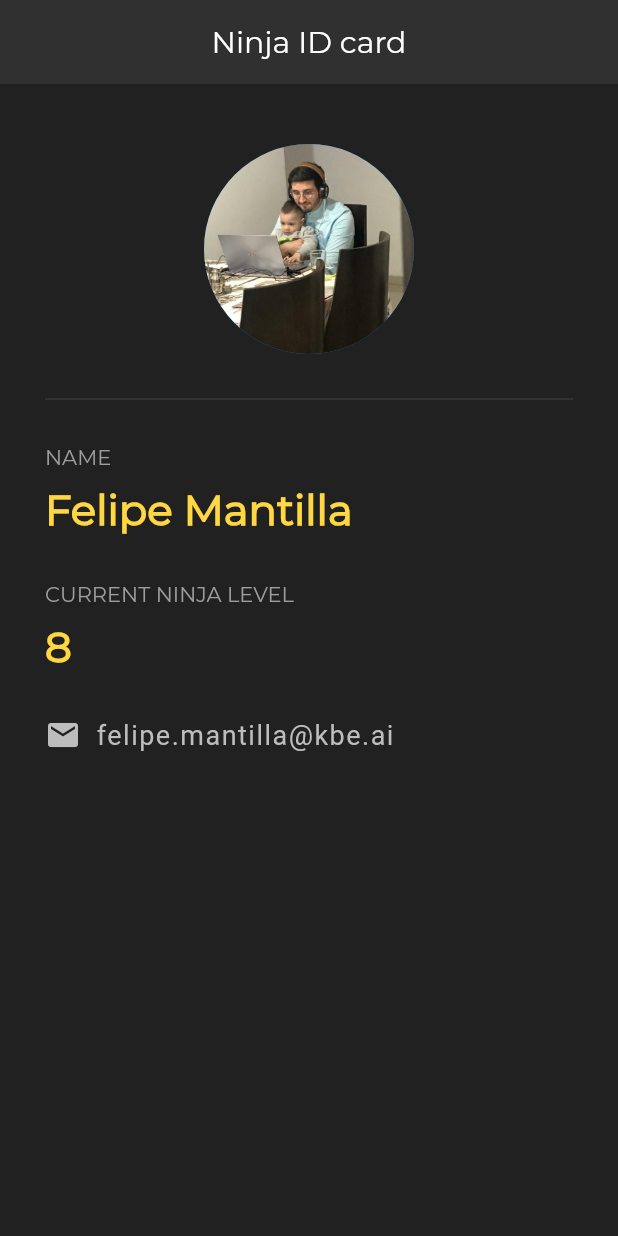
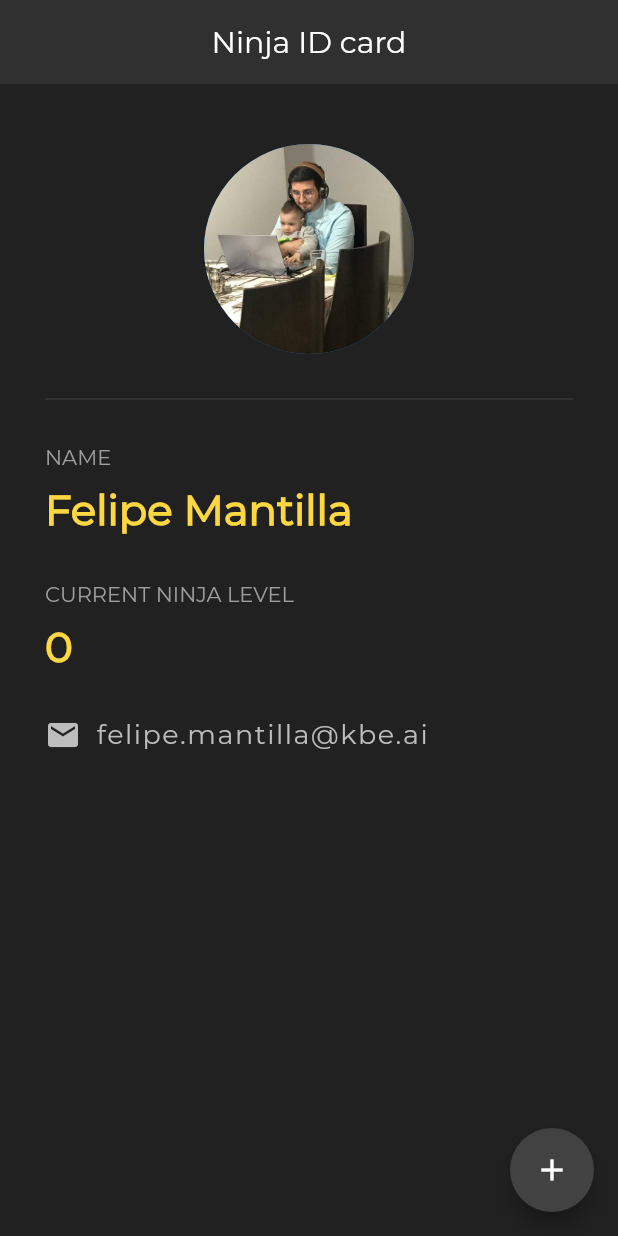
Before and after one commit to Felipemantilla01/flutter-netninja-course, a Flutter app: the screen it shows after launch, on a phone screen of 412 x 824 dp. Run offline on Flutter 3.47's test engine with Material 2 defaults, Android fonts, the phone set to English and light mode, and no system bars.

Commit message:
[feature] convert the main/home widget into a stateful widget and use a floating action button to change a level

```diff
--- a/lib/main.dart
+++ b/lib/main.dart
@@ -20,21 +20,39 @@ class MyApp extends StatelessWidget {
   }
 }
 
-class MyHomePage extends StatelessWidget {
+class MyHomePage extends StatefulWidget {
   String title;
   MyHomePage({this.title});
+
+  @override
+  _MyHomePageState createState() => _MyHomePageState();
+}
+
+class _MyHomePageState extends State<MyHomePage> {
+
+  int ninjaLevel = 0;
+
   @override
   Widget build(BuildContext context) {
     return Scaffold(
       backgroundColor: Colors.grey[900],
       appBar: AppBar(
         title: Text(
-          this.title,
+          this.widget.title,
           style: TextStyle(fontFamily: 'Montserrat'),
         ),
         centerTitle: true,
         backgroundColor: Colors.grey[850],
         elevation: 0.0,
+      ),
+      floatingActionButton: FloatingActionButton(
+        onPressed: () {
+          setState(() {
+            this.ninjaLevel += 1;
+          });
+        },
+        backgroundColor: Colors.grey[800],
+        child: Icon(Icons.add),
       ),
       body: Padding(
         padding: EdgeInsets.fromLTRB(30.0, 40.0, 30.0, 0.0),
@@ -64,7 +82,7 @@ class MyHomePage extends StatelessWidget {
             Text('CURRENT NINJA LEVEL',
                 style: TextStyle(color: Colors.grey, fontFamily: 'Montserrat')),
             SizedBox(height: 10.0),
-            Text('8',
+            Text('$ninjaLevel',
                 style: TextStyle(
                     color: Colors.amberAccent,
                     fontFamily: 'Montserrat',
@@ -80,6 +98,7 @@ class MyHomePage extends StatelessWidget {
                 Text(
                   'felipe.mantilla@kbe.ai',
                   style: TextStyle(
+                      fontFamily: 'Montserrat',
                       fontSize: 18.0,
                       letterSpacing: 1.0,
                       color: Colors.grey[400]),
@@ -89,6 +108,7 @@ class MyHomePage extends StatelessWidget {
           ],
         ),
       ),
+
     );
   }
 }
```
